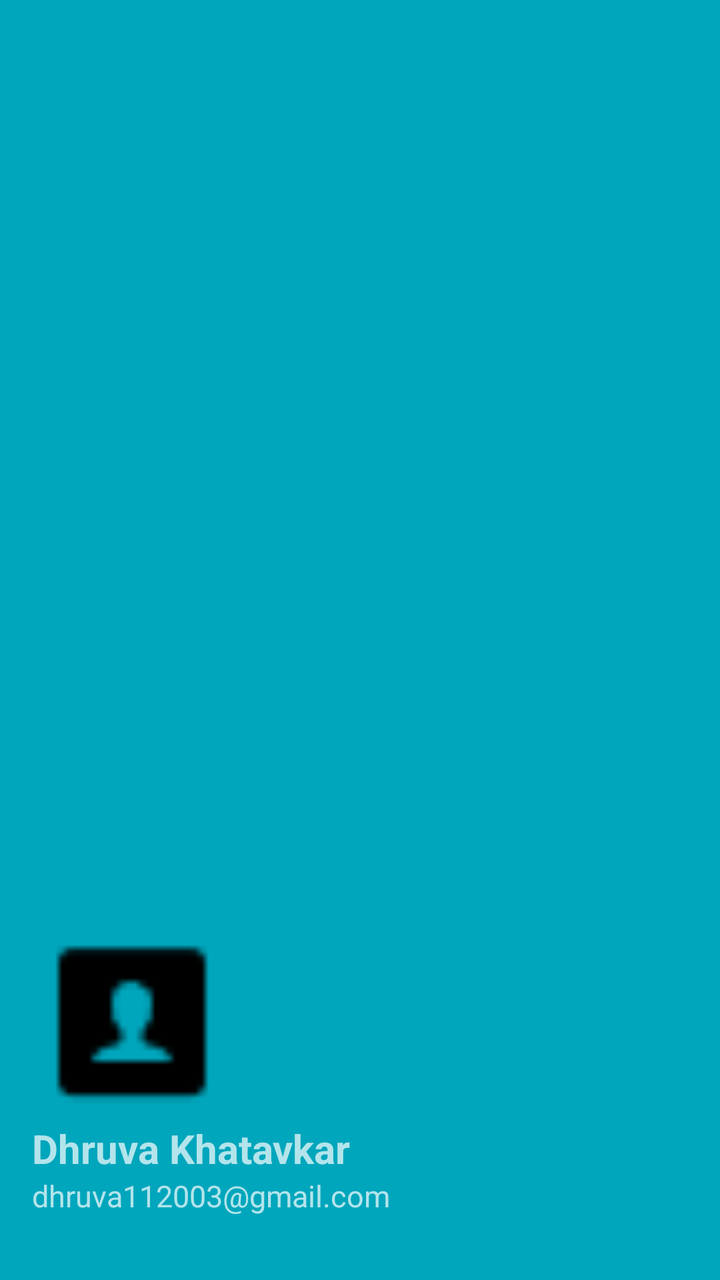
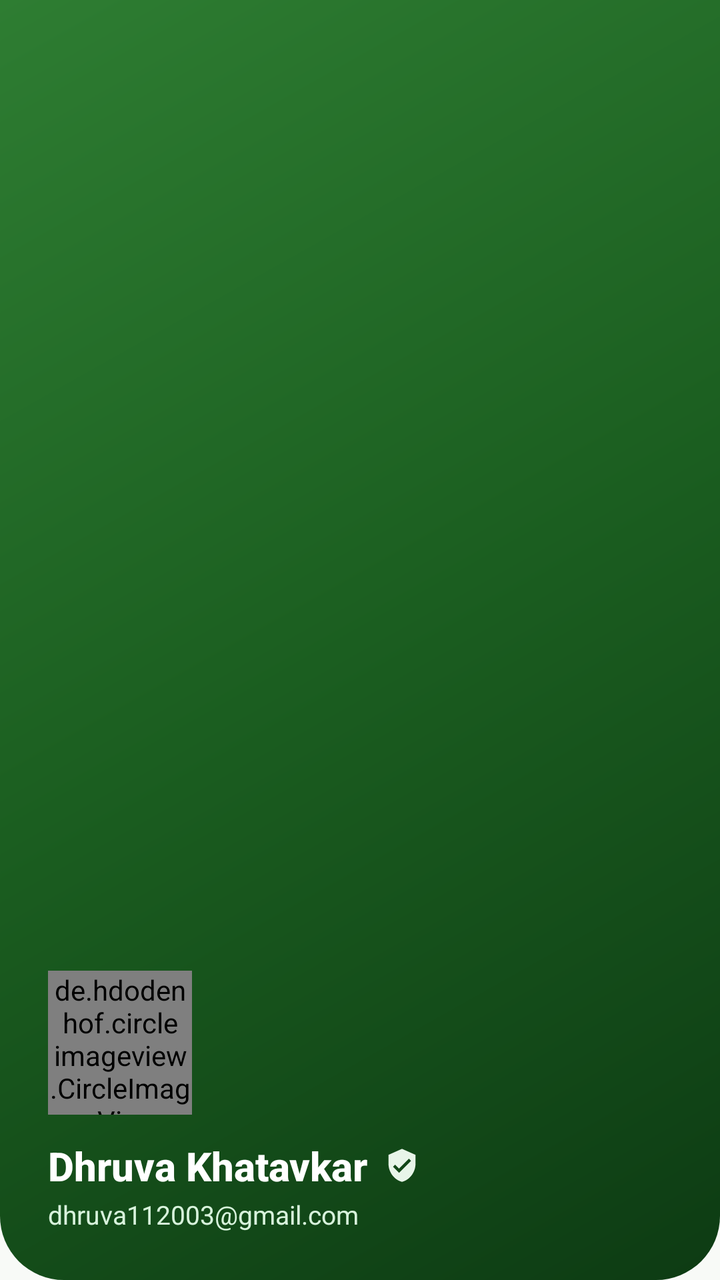

An Android layout rendered at two revisions. The XML below is the earlier revision; the diff shows what the commit changed to produce the second picture.
<!-- AndroidManifest.xml: application theme Theme.AGRICONNECT -->
<!-- res/layout/nav_header.xml -->
<?xml version="1.0" encoding="utf-8"?>
<LinearLayout xmlns:android="http://schemas.android.com/apk/res/android"
    android:orientation="vertical"
    android:layout_width="match_parent"
    android:layout_height="200dp"
    android:background="#00A6BC"
    android:gravity="bottom"
    android:padding="16dp"
    android:theme="@style/ThemeOverlay.AppCompat.Dark">


    <ImageView
        android:layout_width="100dp"
        android:layout_height="100dp"
        android:src="@drawable/icons_namelast"/>

    <TextView
        android:layout_width="wrap_content"
        android:layout_height="wrap_content"
        android:text="Dhruva Khatavkar"
        android:textStyle="bold"
        android:textSize="20dp"/>

    <TextView
        android:layout_width="wrap_content"
        android:layout_height="wrap_content"
        android:text="dhruva112003@gmail.com"
        android:layout_marginBottom="16dp"
        android:textSize="15dp"/>



</LinearLayout>
<!-- resources referenced by this layout -->
<resources>
  <!-- drawable icons_namelast: png bitmap (drawable, 281 bytes) -->
  <style name="Base.Theme.AGRICONNECT" parent="Theme.Material3.DayNight.NoActionBar">
          
           <item name="colorPrimary">#0CCEE7</item>
           <item name="colorPrimaryVariant">#0CCEE7</item>
           <item name="android:statusBarColor">#0CCEE7</item>
      </style>
  <!-- unchanged entries left out for length: 1 -->
</resources>

<!-- the commit's change to res/layout/nav_header.xml (unified diff, before → after) -->
@@ -1,33 +1,52 @@
 <?xml version="1.0" encoding="utf-8"?>
 <LinearLayout xmlns:android="http://schemas.android.com/apk/res/android"
+    xmlns:app="http://schemas.android.com/apk/res-auto"
+    android:layout_width="match_parent"
+    android:layout_height="220dp"
+    android:background="@drawable/bg_header_gradient"
+    android:gravity="bottom"
     android:orientation="vertical"
-    android:layout_width="match_parent"
-    android:layout_height="200dp"
-    android:background="#00A6BC"
-    android:gravity="bottom"
-    android:padding="16dp"
+    android:padding="24dp"
     android:theme="@style/ThemeOverlay.AppCompat.Dark">
 
+    <de.hdodenhof.circleimageview.CircleImageView
+        android:layout_width="72dp"
+        android:layout_height="72dp"
+        android:src="@drawable/baseline_account_circle_24"
+        app:civ_border_color="@color/white"
+        app:civ_border_width="2.5dp" />
 
-    <ImageView
-        android:layout_width="100dp"
-        android:layout_height="100dp"
-        android:src="@drawable/icons_namelast"/>
+    <LinearLayout
+        android:layout_width="wrap_content"
+        android:layout_height="wrap_content"
+        android:layout_marginTop="12dp"
+        android:gravity="center_vertical"
+        android:orientation="horizontal">
+
+        <TextView
+            android:layout_width="wrap_content"
+            android:layout_height="wrap_content"
+            android:fontFamily="sans-serif-medium"
+            android:text="Dhruva Khatavkar"
+            android:textColor="@color/white"
+            android:textSize="20sp"
+            android:textStyle="bold" />
+
+        <ImageView
+            android:layout_width="18dp"
+            android:layout_height="18dp"
+            android:layout_marginStart="8dp"
+            android:src="@drawable/ic_verified_badge"
+            app:tint="@color/agri_mint" />
+    </LinearLayout>
 
     <TextView
         android:layout_width="wrap_content"
         android:layout_height="wrap_content"
-        android:text="Dhruva Khatavkar"
-        android:textStyle="bold"
-        android:textSize="20dp"/>
-
-    <TextView
-        android:layout_width="wrap_content"
-        android:layout_height="wrap_content"
+        android:layout_marginTop="2dp"
+        android:fontFamily="sans-serif"
         android:text="dhruva112003@gmail.com"
-        android:layout_marginBottom="16dp"
-        android:textSize="15dp"/>
-
-
+        android:textColor="#D8F3DC"
+        android:textSize="13sp" />
 
 </LinearLayout>
<!-- resource entries referenced after the edit -->
@@ -1,12 +1,71 @@
 <!-- resources referenced by this layout -->
 <resources>
-  <!-- drawable icons_namelast: png bitmap (drawable, 281 bytes) -->
+  <color name="agri_mint">#E8F5E9</color>
+  <color name="white">#FFFFFFFF</color>
+  <!-- drawable baseline_account_circle_24 (drawable) -->
+  <vector xmlns:android="http://schemas.android.com/apk/res/android" android:height="24dp" android:tint="#000000" android:viewportHeight="24" android:viewportWidth="24" android:width="24dp">
+        
+      <path android:fillColor="@android:color/white" android:pathData="M12,2C6.48,2 2,6.48 2,12s4.48,10 10,10s10,-4.48 10,-10S17.52,2 12,2zM12,6c1.93,0 3.5,1.57 3.5,3.5S13.93,13 12,13s-3.5,-1.57 -3.5,-3.5S10.07,6 12,6zM12,20c-2.03,0 -4.43,-0.82 -6.14,-2.88C7.55,15.8 9.68,15 12,15s4.45,0.8 6.14,2.12C16.43,19.18 14.03,20 12,20z"/>
+      
+  </vector>
+  <!-- drawable bg_header_gradient (drawable) -->
+  <?xml version="1.0" encoding="utf-8"?>
+  <shape xmlns:android="http://schemas.android.com/apk/res/android"
+      android:shape="rectangle">
+      <gradient
+          android:angle="135"
+          android:startColor="#0D3B13"
+          android:centerColor="#1B5E20"
+          android:endColor="#2E7D32"
+          android:type="linear" />
+      <corners
+          android:bottomLeftRadius="32dp"
+          android:bottomRightRadius="32dp" />
+  </shape>
+  <!-- drawable ic_verified_badge (drawable) -->
+  <vector xmlns:android="http://schemas.android.com/apk/res/android"
+      android:width="24dp"
+      android:height="24dp"
+      android:viewportWidth="24"
+      android:viewportHeight="24">
+    <path
+        android:fillColor="#FF2E7D32"
+        android:pathData="M12,1L3,5v6c0,5.55 3.84,10.74 9,12 5.16,-1.26 9,-6.45 9,-12V5l-9,-4zm-2,16l-4,-4 1.41,-1.41L10,14.17l6.59,-6.59L18,9l-8,8z"/>
+  </vector>
   <style name="Base.Theme.AGRICONNECT" parent="Theme.Material3.DayNight.NoActionBar">
-          
-           <item name="colorPrimary">#0CCEE7</item>
-           <item name="colorPrimaryVariant">#0CCEE7</item>
-           <item name="android:statusBarColor">#0CCEE7</item>
+          <item name="colorPrimary">@color/md_theme_light_primary</item>
+          <item name="colorOnPrimary">@color/md_theme_light_onPrimary</item>
+          <item name="colorPrimaryContainer">@color/md_theme_light_primaryContainer</item>
+          <item name="colorOnPrimaryContainer">@color/md_theme_light_onPrimaryContainer</item>
+          <item name="colorSecondary">@color/md_theme_light_secondary</item>
+          <item name="colorOnSecondary">@color/md_theme_light_onSecondary</item>
+          <item name="colorSecondaryContainer">@color/md_theme_light_secondaryContainer</item>
+          <item name="colorOnSecondaryContainer">@color/md_theme_light_onSecondaryContainer</item>
+          <item name="colorError">@color/md_theme_light_error</item>
+          <item name="colorOnError">@color/md_theme_light_onError</item>
+          <item name="colorErrorContainer">@color/md_theme_light_errorContainer</item>
+          <item name="colorOnErrorContainer">@color/md_theme_light_onErrorContainer</item>
+          <item name="android:colorBackground">@color/md_theme_light_background</item>
+          <item name="colorOnBackground">@color/md_theme_light_onBackground</item>
+          <item name="colorSurface">@color/md_theme_light_surface</item>
+          <item name="colorOnSurface">@color/md_theme_light_onSurface</item>
       </style>
+  <color name="md_theme_light_primary">#1B5E20</color>
+  <color name="md_theme_light_onPrimary">#FFFFFF</color>
+  <color name="md_theme_light_primaryContainer">#D8F3DC</color>
+  <color name="md_theme_light_onPrimaryContainer">#002105</color>
+  <color name="md_theme_light_secondary">#388E3C</color>
+  <color name="md_theme_light_onSecondary">#FFFFFF</color>
+  <color name="md_theme_light_secondaryContainer">#E8F5E9</color>
+  <color name="md_theme_light_onSecondaryContainer">#0B2F10</color>
+  <color name="md_theme_light_error">#BA1A1A</color>
+  <color name="md_theme_light_onError">#FFFFFF</color>
+  <color name="md_theme_light_errorContainer">#FFDAD6</color>
+  <color name="md_theme_light_onErrorContainer">#410002</color>
+  <color name="md_theme_light_background">#F8FAF7</color>
+  <color name="md_theme_light_onBackground">#191C19</color>
+  <color name="md_theme_light_surface">#FFFFFF</color>
+  <color name="md_theme_light_onSurface">#191C19</color>
   <!-- unchanged entries left out for length: 1 -->
 </resources>
 
